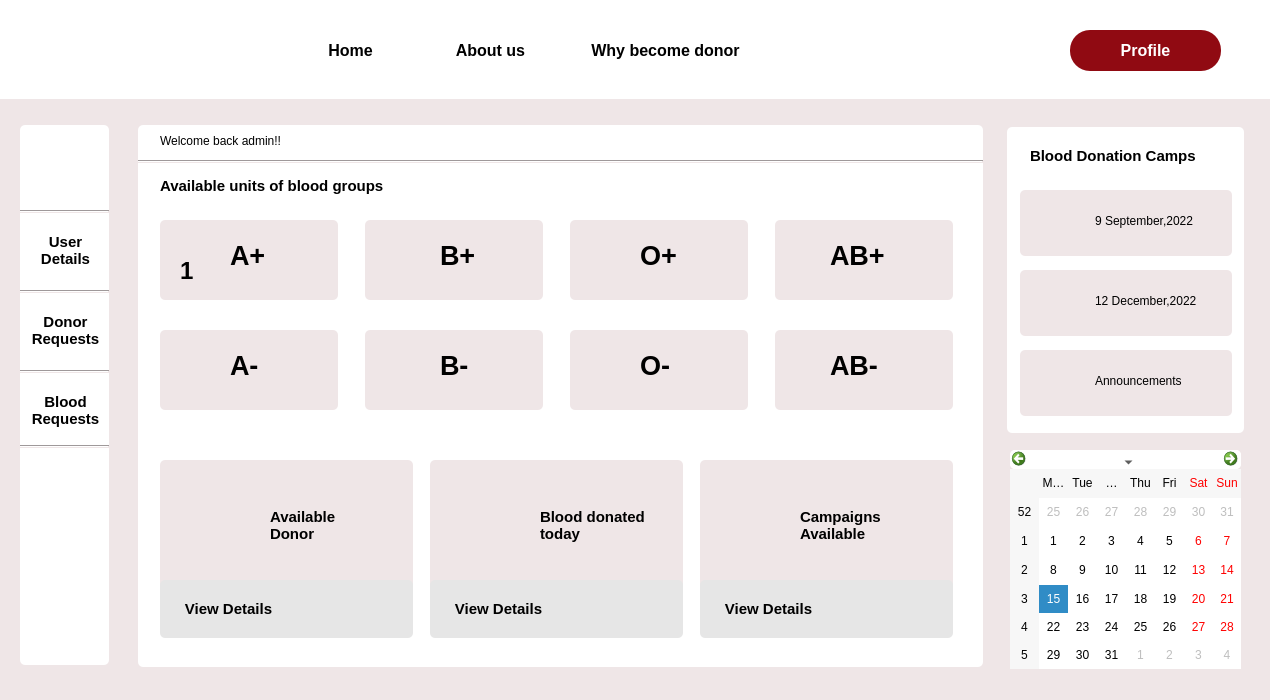
This is admin_dashboard.ui in Rista10/Final as Qt 5 draws it before an edit. The edited form follows.
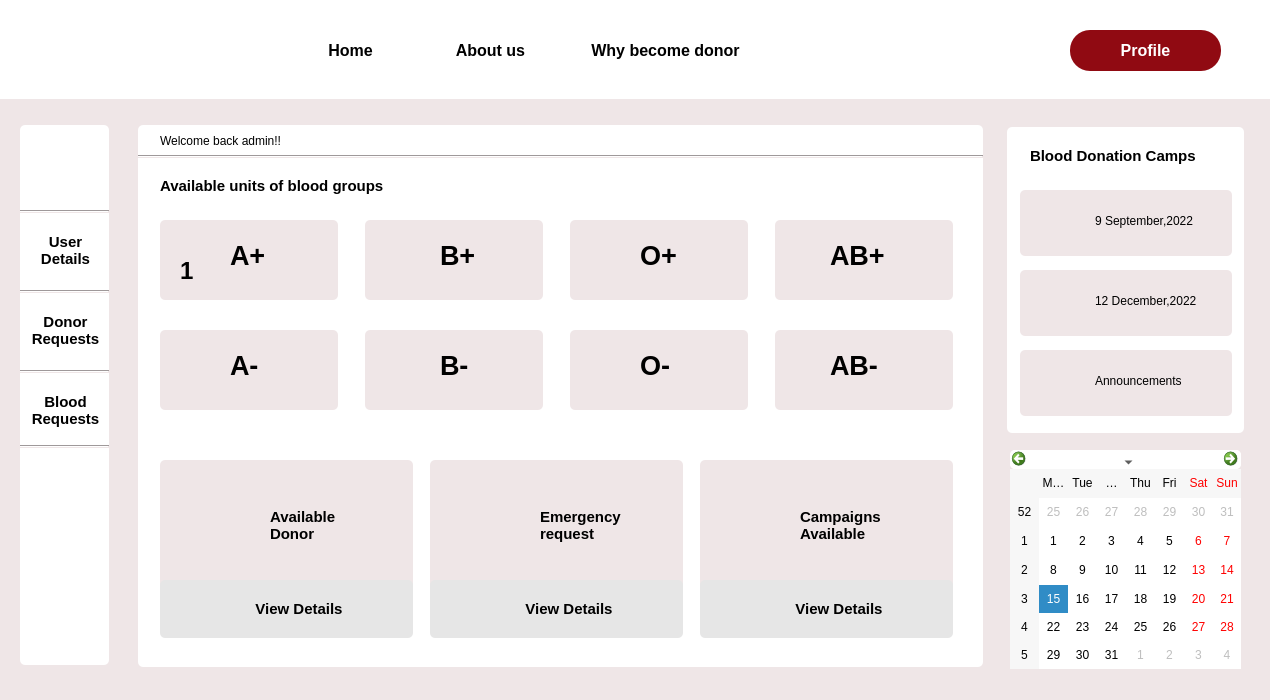
This is the edited form. Icons and pictures are not drawn.

Patch:
```diff
--- a/admin_dashboard.ui
+++ b/admin_dashboard.ui
@@ -198,35 +198,6 @@
     <string>AB+</string>
    </property>
   </widget>
-  <widget class="QLabel" name="label_20">
-   <property name="geometry">
-    <rect>
-     <x>160</x>
-     <y>580</y>
-     <width>253</width>
-     <height>58</height>
-    </rect>
-   </property>
-   <property name="font">
-    <font>
-     <pointsize>11</pointsize>
-     <bold>true</bold>
-    </font>
-   </property>
-   <property name="styleSheet">
-    <string notr="true">*{border-radius:5px;
-background-color: #E6E6E6;}
-
-#label_20::hover
-{
-
-	color: rgb(144, 10, 18);
-}</string>
-   </property>
-   <property name="text">
-    <string>      View Details</string>
-   </property>
-  </widget>
   <widget class="QLabel" name="label_25">
    <property name="geometry">
     <rect>
@@ -265,8 +236,8 @@
     <string notr="true"/>
    </property>
    <property name="text">
-    <string>Blood donated
-today</string>
+    <string>Emergency
+request</string>
    </property>
   </widget>
   <widget class="QLabel" name="label_6">
@@ -721,35 +692,6 @@
     <string/>
    </property>
   </widget>
-  <widget class="QLabel" name="label_22">
-   <property name="geometry">
-    <rect>
-     <x>700</x>
-     <y>580</y>
-     <width>253</width>
-     <height>58</height>
-    </rect>
-   </property>
-   <property name="font">
-    <font>
-     <pointsize>11</pointsize>
-     <bold>true</bold>
-    </font>
-   </property>
-   <property name="styleSheet">
-    <string notr="true">#label_22{border-radius:5px;
-background-color: #E6E6E6;}
-
-#label_22::hover
-{
-
-	color: rgb(144, 10, 18);
-}</string>
-   </property>
-   <property name="text">
-    <string>      View Details</string>
-   </property>
-  </widget>
   <widget class="QLabel" name="label_41">
    <property name="geometry">
     <rect>
@@ -855,19 +797,6 @@
     <string/>
    </property>
   </widget>
-  <widget class="Line" name="line_5">
-   <property name="geometry">
-    <rect>
-     <x>138</x>
-     <y>160</y>
-     <width>845</width>
-     <height>3</height>
-    </rect>
-   </property>
-   <property name="orientation">
-    <enum>Qt::Horizontal</enum>
-   </property>
-  </widget>
   <widget class="QLabel" name="label_38">
    <property name="geometry">
     <rect>
@@ -1147,35 +1076,6 @@
     <string/>
    </property>
   </widget>
-  <widget class="QLabel" name="label_21">
-   <property name="geometry">
-    <rect>
-     <x>430</x>
-     <y>580</y>
-     <width>253</width>
-     <height>58</height>
-    </rect>
-   </property>
-   <property name="font">
-    <font>
-     <pointsize>11</pointsize>
-     <bold>true</bold>
-    </font>
-   </property>
-   <property name="styleSheet">
-    <string notr="true">*{border-radius:5px;
-background-color: #E6E6E6;}
-
-#label_21::hover
-{
-
-	color: rgb(144, 10, 18);
-}</string>
-   </property>
-   <property name="text">
-    <string>      View Details</string>
-   </property>
-  </widget>
   <widget class="QLabel" name="label_40">
    <property name="geometry">
     <rect>
@@ -1486,6 +1386,106 @@
     <string>1</string>
    </property>
   </widget>
+  <widget class="QPushButton" name="pushButton">
+   <property name="geometry">
+    <rect>
+     <x>430</x>
+     <y>580</y>
+     <width>253</width>
+     <height>58</height>
+    </rect>
+   </property>
+   <property name="font">
+    <font>
+     <pointsize>11</pointsize>
+     <bold>true</bold>
+    </font>
+   </property>
+   <property name="styleSheet">
+    <string notr="true">#pushButton{border-radius:5px;
+background-color: #E6E6E6;}
+
+#pushButton::hover
+{
+
+	color: rgb(144, 10, 18);
+}</string>
+   </property>
+   <property name="text">
+    <string>      View Details</string>
+   </property>
+  </widget>
+  <widget class="QPushButton" name="pushButton_2">
+   <property name="geometry">
+    <rect>
+     <x>160</x>
+     <y>580</y>
+     <width>253</width>
+     <height>58</height>
+    </rect>
+   </property>
+   <property name="font">
+    <font>
+     <pointsize>11</pointsize>
+     <bold>true</bold>
+    </font>
+   </property>
+   <property name="styleSheet">
+    <string notr="true">*{border-radius:5px;
+background-color: #E6E6E6;}
+
+#label_21::hover
+{
+
+	color: rgb(144, 10, 18);
+}</string>
+   </property>
+   <property name="text">
+    <string>      View Details</string>
+   </property>
+  </widget>
+  <widget class="QPushButton" name="pushButton_3">
+   <property name="geometry">
+    <rect>
+     <x>700</x>
+     <y>580</y>
+     <width>253</width>
+     <height>58</height>
+    </rect>
+   </property>
+   <property name="font">
+    <font>
+     <pointsize>11</pointsize>
+     <bold>true</bold>
+    </font>
+   </property>
+   <property name="styleSheet">
+    <string notr="true">#pushButton_3{border-radius:5px;
+background-color: #E6E6E6;}
+
+#pushButton_3::hover
+{
+
+	color: rgb(144, 10, 18);
+}</string>
+   </property>
+   <property name="text">
+    <string>      View Details</string>
+   </property>
+  </widget>
+  <widget class="Line" name="line_5">
+   <property name="geometry">
+    <rect>
+     <x>138</x>
+     <y>155</y>
+     <width>845</width>
+     <height>3</height>
+    </rect>
+   </property>
+   <property name="orientation">
+    <enum>Qt::Horizontal</enum>
+   </property>
+  </widget>
   <zorder>label_3</zorder>
   <zorder>label_4</zorder>
   <zorder>label_13</zorder>
@@ -1503,7 +1503,6 @@
   <zorder>label_41</zorder>
   <zorder>label_24</zorder>
   <zorder>label_27</zorder>
-  <zorder>line_5</zorder>
   <zorder>label_17</zorder>
   <zorder>label_16</zorder>
   <zorder>label_2</zorder>
@@ -1533,12 +1532,9 @@
   <zorder>my_details_3</zorder>
   <zorder>label_52</zorder>
   <zorder>label_49</zorder>
-  <zorder>label_20</zorder>
   <zorder>label_50</zorder>
   <zorder>label_53</zorder>
-  <zorder>label_21</zorder>
   <zorder>label_54</zorder>
-  <zorder>label_22</zorder>
   <zorder>label_11</zorder>
   <zorder>label_37</zorder>
   <zorder>label_38</zorder>
@@ -1554,6 +1550,10 @@
   <zorder>label_28</zorder>
   <zorder>label_51</zorder>
   <zorder>a_positive</zorder>
+  <zorder>pushButton</zorder>
+  <zorder>pushButton_2</zorder>
+  <zorder>pushButton_3</zorder>
+  <zorder>line_5</zorder>
  </widget>
  <resources/>
  <connections/>
```
